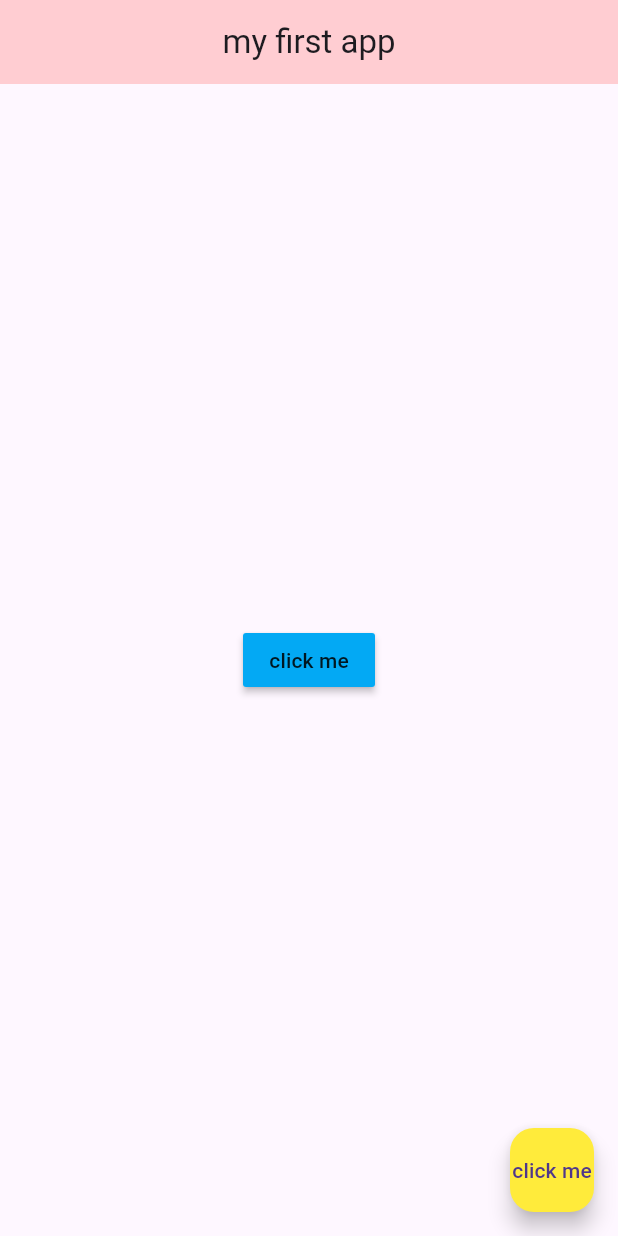
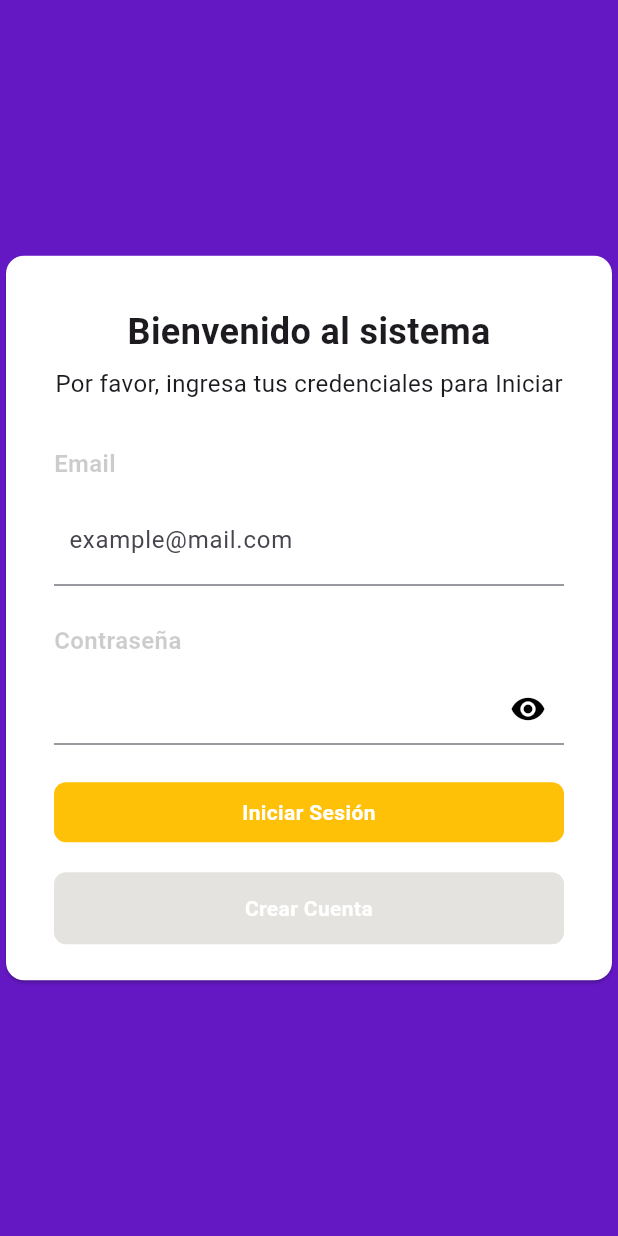
Before and after one commit to Alex3496/flutter_test, a Flutter app: the screen it shows after launch, on a phone screen of 412 x 824 dp. Run offline on Flutter 3.47's test engine with Material 3 defaults, Android fonts, the phone set to English and light mode, and no system bars.

Commit message:
Maquetado login

```diff
--- a/lib/main.dart
+++ b/lib/main.dart
@@ -1,10 +1,11 @@
 // ignore_for_file: prefer_const_constructors, avoid_print
 
 import 'package:flutter/material.dart';
+import 'ui/public/login.dart';
 
 void main() {
   runApp( MaterialApp(
-    home: Home(),
+    home: Login(),
   ));
 }
 
--- a/lib/ui/public/login.dart
+++ b/lib/ui/public/login.dart
@@ -0,0 +1,157 @@
+// ignore_for_file: prefer_const_constructors, library_private_types_in_public_api
+
+import 'package:flutter/material.dart';
+
+class Login extends StatefulWidget {
+  const Login({super.key});
+
+  @override
+  _LoginState createState() => _LoginState();
+}
+
+class _LoginState extends State<Login> {
+
+
+  bool _showPassword = false;
+
+  @override
+  Widget build(BuildContext context) {
+    return Scaffold(
+      backgroundColor: const Color.fromRGBO(100, 24, 195, 1),
+      body: Form(
+        //key: formulario,
+        child: Center(
+          child: ConstrainedBox(
+            constraints: BoxConstraints(maxWidth: 450),
+            child: Card(
+              color: Color.fromARGB(255, 255, 255, 255),
+              child: Padding(
+                padding: EdgeInsets.symmetric(vertical: 24, horizontal: 32),
+                child: Column(
+                  mainAxisSize: MainAxisSize.min,
+                  children: [
+                    SizedBox(height: 10),
+                    SizedBox(
+                      width: double.infinity,
+                      child: Center(
+                        child: Text(
+                          "Bienvenido al sistema",
+                          style: TextStyle(
+                            fontSize: 24,
+                            fontWeight: FontWeight.bold
+                          ),
+                        ),
+                      )
+                    ),
+                    SizedBox( height: 6,),
+                    SizedBox(
+                      width: double.infinity,
+                      child: Center(
+                        child: Text(
+                          "Por favor, ingresa tus credenciales para Iniciar",
+                          style: TextStyle(
+                            fontSize: 16,
+                          ),
+                        )
+                      ),
+                    ),
+                    SizedBox(height:  30),
+                    Container(
+                      width: double.infinity,
+                      padding: EdgeInsets.only(bottom: 10),
+                      child: Text(
+                        "Email",
+                        style: TextStyle(
+                          color: Color.fromRGBO(0, 0, 0, 0.2),
+                          fontSize: 16.0,
+                          fontWeight: FontWeight.bold,
+                        )
+                      ),
+                    ),
+                    TextFormField(
+                      //controller: _username,
+                      keyboardType: TextInputType.emailAddress,
+                      validator: (value) {
+                        if(value!.isEmpty) return "Por favor, inserte un email";
+                        if(value.length > 40) return "El Email no pede ser mayor a 40 caracteres";
+                        return null;
+                      },
+                      decoration: InputDecoration(
+                        contentPadding: EdgeInsets.symmetric(horizontal: 10, vertical: 10),
+                        labelText: "example@mail.com"
+                      ),
+                    ),
+                    SizedBox(height: 25),
+                    Container(
+                      width: double.infinity,
+                      padding: EdgeInsets.only(bottom: 10),
+                      child: Text(
+                        "Contraseña",
+                        style: TextStyle(
+                          color: Color.fromRGBO(0, 0, 0, 0.2),
+                          fontSize: 16.0,
+                          fontWeight: FontWeight.bold,
+                        )
+                      ),
+                    ),
+                    TextFormField(
+                      //controller: _password,
+                      decoration: InputDecoration(
+                        suffixIcon: GestureDetector(
+                          onTap: () => setState(() {
+                            _showPassword = !_showPassword;
+                          }),
+                          child: Icon(color: Colors.black, _showPassword ? Icons.no_encryption_gmailerrorred : Icons.remove_red_eye)
+                        )
+                      ),
+                      obscureText: !_showPassword,
+                    ),
+                    SizedBox(height:  25),
+                    SizedBox(
+                      width: double.infinity,
+                      child: GestureDetector(
+                        child:  Container(
+                          padding: EdgeInsets.symmetric(horizontal: 10, vertical: 10),
+                          decoration: BoxDecoration(
+                            color: Colors.amber,
+                            borderRadius: BorderRadius.circular(8),
+                          ),
+                          child: Text(
+                            "Iniciar Sesión",
+                            textAlign: TextAlign.center,
+                            style: TextStyle(color: Colors.white, fontWeight: FontWeight.bold),
+                          ),
+                        ),
+                      )
+                    ),
+                    SizedBox( height: 20),
+                    SizedBox(
+                      width: double.infinity,
+                      child: GestureDetector(
+                        child: Container(
+                          padding: EdgeInsets.symmetric(horizontal: 10, vertical: 14),
+                          decoration: BoxDecoration(
+                            color: const Color.fromARGB(255, 228, 227, 223),
+                            borderRadius: BorderRadius.circular(8),
+                          ),
+                          child: Text(
+                            "Crear Cuenta",
+                            textAlign: TextAlign.center,
+                            style: TextStyle(
+                              color: Colors.white,
+                              fontWeight: FontWeight.bold
+                            ),
+                          )
+                        ),
+                      ),
+                    )
+                  ],
+                )
+              ),
+            )
+          ),
+        )
+      )
+    );
+  }
+}
```
